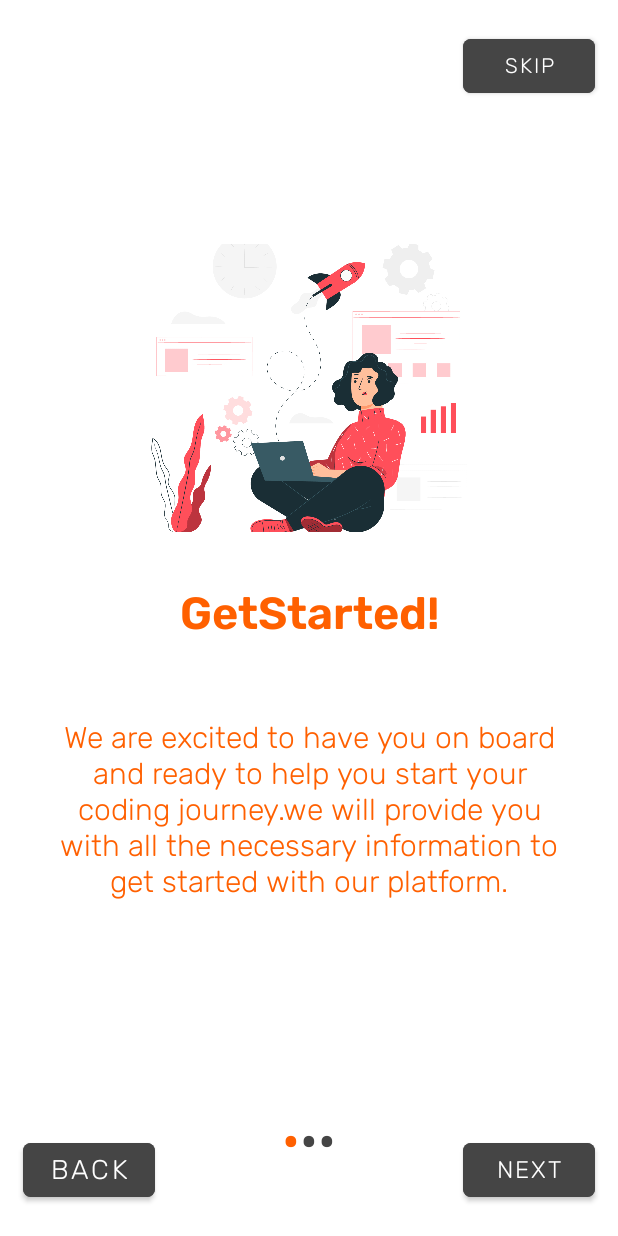
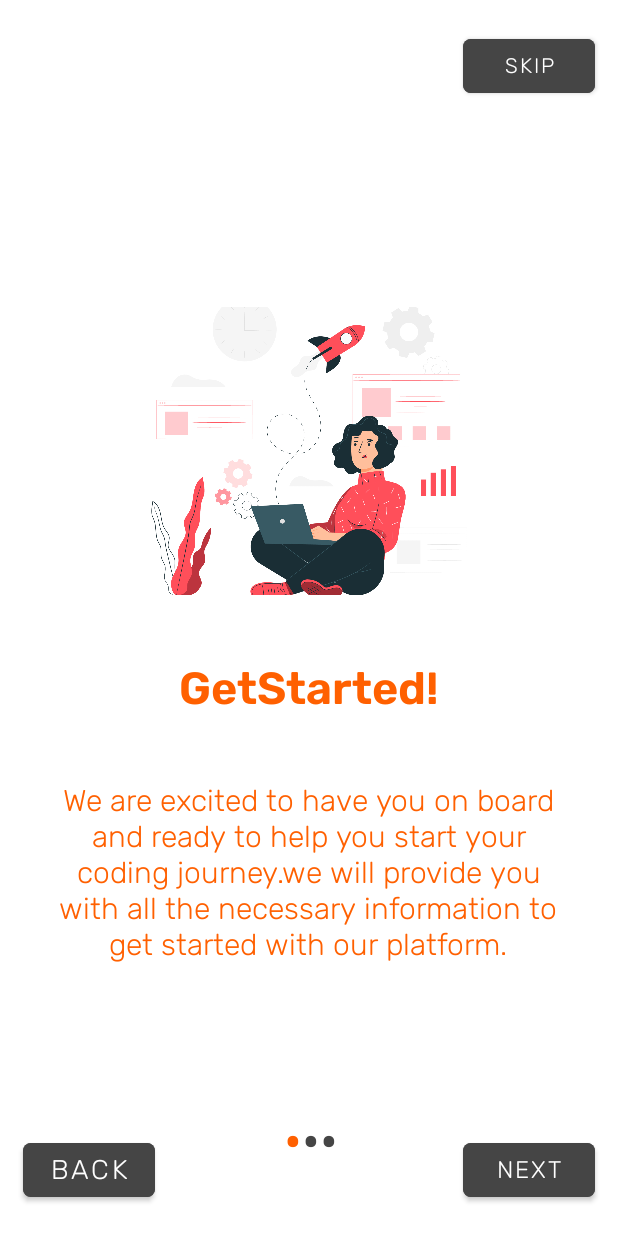
Before and after one commit to Raghavan2005/freeskills_androidapp, an Android app: the screen it shows after launch (NavigationActivity), on a phone screen of 412 x 824 dp. Run offline under Robolectric (Android 15) with nearby library versions, the phone set to English and light mode, and no system bars.

Commit message:
onboarding added

```diff
--- a/app/src/main/res/layout/activity_navigation.xml
+++ b/app/src/main/res/layout/activity_navigation.xml
@@ -6,31 +6,37 @@
     android:layout_width="match_parent"
     android:layout_height="match_parent"
     tools:context=".onboarding.NavigationActivity">
+
     <Button
         android:id="@+id/skipButton"
         android:layout_width="wrap_content"
         android:layout_height="wrap_content"
-        android:text="@string/skip"
-        android:fontFamily="@font/rubik_light"
         android:layout_marginTop="20dp"
         android:layout_marginEnd="15dp"
+        android:backgroundTint="@color/gray"
+        android:fontFamily="@font/rubik_light"
+        android:padding="8dp"
+        android:text="@string/skip"
         android:textColor="@color/white"
         android:textSize="14sp"
-        app:cornerRadius = "5dp"
-        android:padding="8dp"
-        android:backgroundTint="@color/gray"
+        app:cornerRadius="5dp"
         app:layout_constraintEnd_toEndOf="parent"
         app:layout_constraintTop_toTopOf="parent" />
+
     <androidx.viewpager.widget.ViewPager
         android:id="@+id/slideViewPager"
+        android:layout_width="406dp"
+        android:layout_height="502dp"
+        android:layout_marginVertical="100dp"
+        android:layout_marginTop="32dp"
         android:contentDescription="hello"
-        android:layout_width="match_parent"
-        android:layout_height="match_parent"
-        android:layout_marginVertical="100dp"
-        app:layout_constraintBottom_toBottomOf="parent"
+        app:layout_constraintBottom_toTopOf="@+id/backButton"
         app:layout_constraintEnd_toEndOf="parent"
+        app:layout_constraintHorizontal_bias="0.4"
         app:layout_constraintStart_toStartOf="parent"
-        app:layout_constraintTop_toTopOf="parent" />
+        app:layout_constraintTop_toBottomOf="@+id/skipButton"
+        app:layout_constraintVertical_bias="0.59" />
+
     <Button
         android:id="@+id/backButton"
         android:layout_width="wrap_content"
--- a/app/src/main/res/layout/slider_screen.xml
+++ b/app/src/main/res/layout/slider_screen.xml
@@ -2,8 +2,8 @@
 <androidx.constraintlayout.widget.ConstraintLayout
     xmlns:android="http://schemas.android.com/apk/res/android"
     xmlns:tools="http://schemas.android.com/tools"
-    android:layout_width="match_parent"
-    android:layout_height="match_parent"
+    android:layout_width="406dp"
+    android:layout_height="502dp"
     xmlns:app="http://schemas.android.com/apk/res-auto"
     android:orientation="vertical"
     app:flow_horizontalAlign="center">
@@ -13,12 +13,12 @@
         android:layout_width="246dp"
         android:layout_height="192dp"
         android:layout_marginEnd="80dp"
-        android:layout_marginBottom="36dp"
+        android:layout_marginBottom="44dp"
         android:scaleType="centerCrop"
         android:src="@drawable/app_logo"
         app:layout_constraintBottom_toTopOf="@+id/sliderTitle"
         app:layout_constraintEnd_toEndOf="parent"
-        app:layout_constraintHorizontal_bias="0.964"
+        app:layout_constraintHorizontal_bias="1.0"
         app:layout_constraintStart_toStartOf="parent" />
 
     <TextView
@@ -26,7 +26,7 @@
         android:layout_width="match_parent"
         android:layout_height="wrap_content"
         android:layout_marginHorizontal="30dp"
-        android:layout_marginBottom="124dp"
+        android:layout_marginBottom="20dp"
         android:fontFamily="@font/rubik_light"
         android:text="@string/screen1desc"
         android:textAlignment="center"
@@ -40,7 +40,7 @@
         android:id="@+id/sliderTitle"
         android:layout_width="match_parent"
         android:layout_height="wrap_content"
-        android:layout_marginBottom="52dp"
+        android:layout_marginBottom="44dp"
         android:fontFamily="@font/rubik_semibold"
         android:text="@string/screen1"
         android:textAlignment="center"
@@ -49,7 +49,6 @@
         android:textStyle="bold"
         app:layout_constraintBottom_toTopOf="@+id/sliderDesc"
         app:layout_constraintEnd_toEndOf="@+id/sliderImage"
-        app:layout_constraintHorizontal_bias="0.496"
         app:layout_constraintStart_toStartOf="@+id/sliderImage" />
 
 </androidx.constraintlayout.widget.ConstraintLayout>
```
